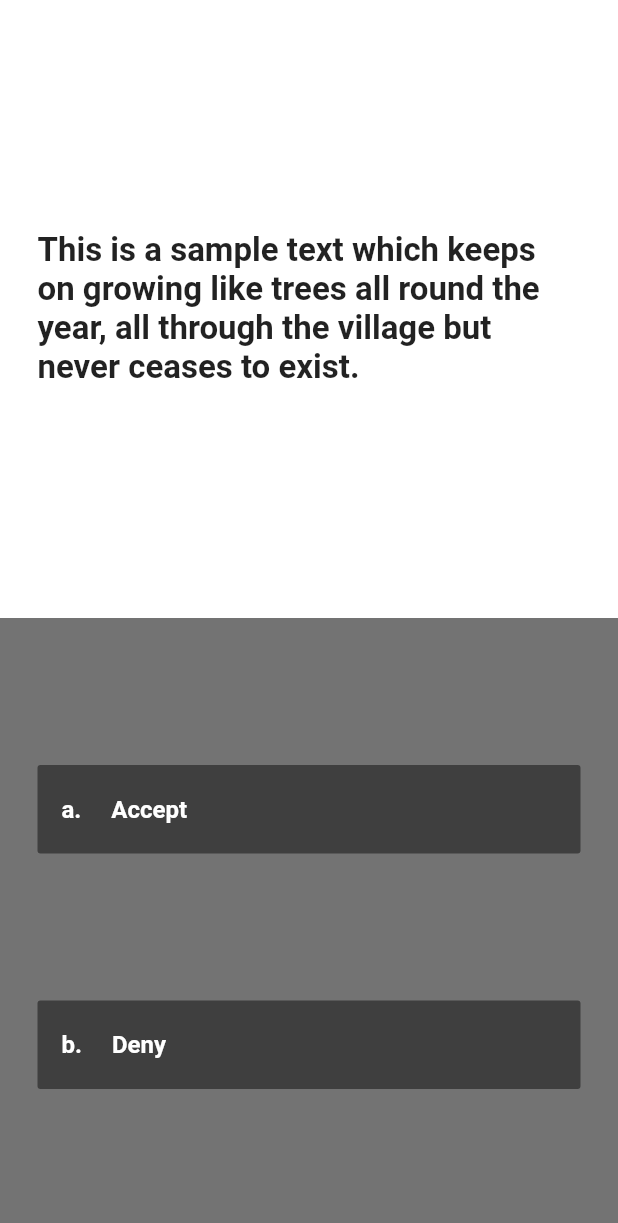
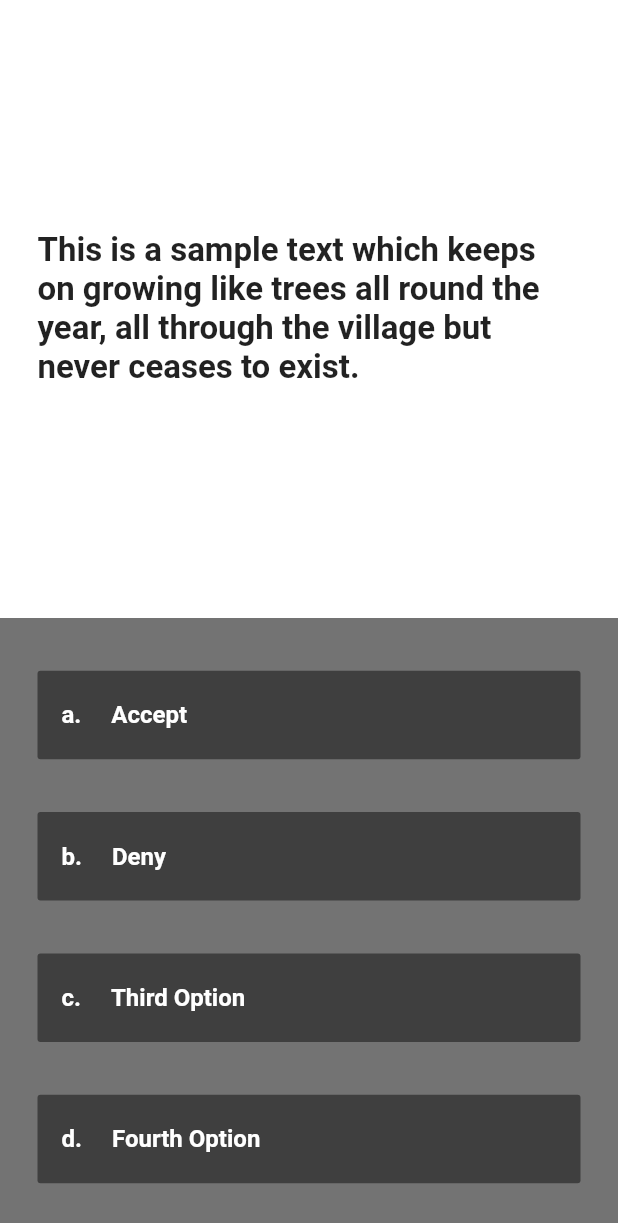
Before and after one commit to ArcherN9/LearningFlutter, a Flutter app: the screen it shows after launch, on a phone screen of 412 x 824 dp. Shown: the top 1223 px of the screen. Run offline on Flutter 3.47's test engine with Material 2 defaults, Android fonts, the phone set to English and light mode, and no system bars; our stand-ins replace audioplayers; Roboto replaces fonts that are missing (Montserrat).

Commit message:
Rationale:
1. Added Dummy options to test generation of menu options

```diff
--- a/Quizzler/lib/Home/home.dart
+++ b/Quizzler/lib/Home/home.dart
@@ -40,7 +40,12 @@ class BottomAnswerSection extends StatefulWidget {
 
 class _BottomAnswerSection extends State<BottomAnswerSection> {
   // List<String> lsResponseOptions = List.empty(growable: true);
-  List<String> lsResponseOptions = ['Accept', 'Deny'];
+  List<String> lsResponseOptions = [
+    'Accept',
+    'Deny',
+    'Third Option',
+    'Fourth Option'
+  ];
   @override
   Widget build(BuildContext context) {
     return Container(
```
